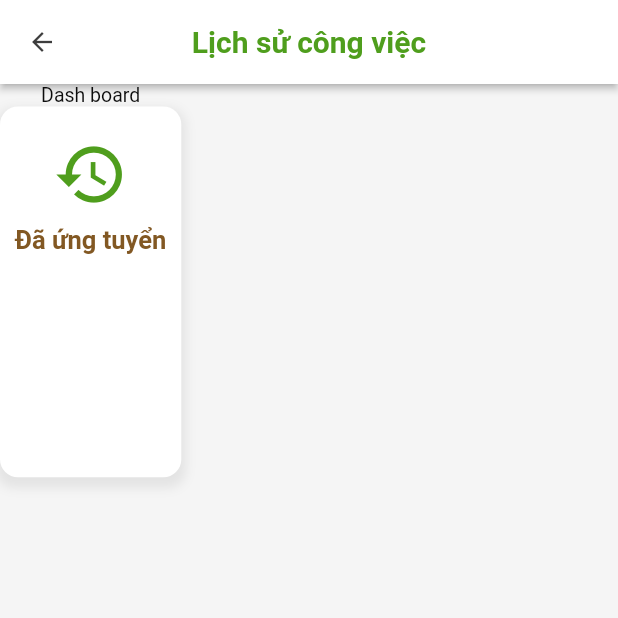
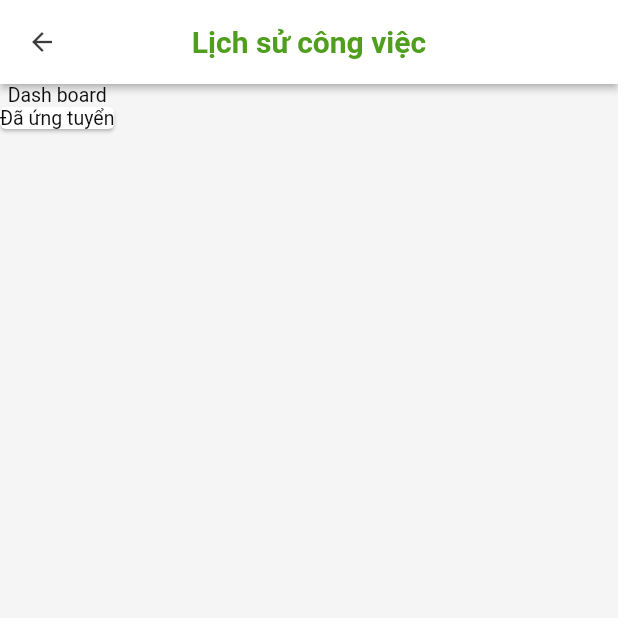
Before and after one commit to Capstone-MYRAY/MYRAY-MOBILE, a Flutter app: the HistoryJobHomeView screen opened by its route, on a phone screen of 412 x 824 dp, the top half of it. Run offline on Flutter 3.47's test engine with Material 2 defaults, Android fonts, the phone set to English and light mode, and no system bars; our stand-ins replace dotted_border, dropdown_search, extended_masked_text, firebase_auth, firebase_core, firebase_messaging and 17 more; missing offline and left inert: comment_box, filter_list, flutter_config, images_picker, jwt_decode, signalr_netcore and 1 more; accounts and stored records are empty.

Commit message:
fix expired day

```diff
--- a/lib/app/data/models/day_off/day_off.dart
+++ b/lib/app/data/models/day_off/day_off.dart
@@ -9,8 +9,8 @@ class DayOff{
   @JsonKey(name: 'date')
   DateTime date;
 
-  @JsonKey(name: 'created_date_job')
-  DateTime? createdDateJob;
+  @JsonKey(name: 'created_date')
+  DateTime? createdDate;
 
   @JsonKey(name: 'salary')
   num salary;
@@ -48,7 +48,7 @@ class DayOff{
     required this.appliedJobId,
     required this.appliedJobTitle,
     this.reason,
-    this.createdDateJob,
+    this.createdDate,
     required this.accountId,
     required this.fullname,
     required this.phoneNumber
--- a/lib/app/modules/applied_job/controllers/applied_job_controller.dart
+++ b/lib/app/modules/applied_job/controllers/applied_job_controller.dart
@@ -291,7 +291,10 @@ class AppliedJobController extends GetxController
 
         Future.delayed(const Duration(milliseconds: 1200), () {
           if (result!) {
-            EasyLoading.showSuccess('Cập nhật thành công !');
+             CustomSnackbar.show(
+                title: "Thành công",
+                message: 'Cập nhật yêu cầu gia hạn thất bại',
+                backgroundColor: AppColors.primaryColor);
             Future.delayed(const Duration(milliseconds: 1000), () {
               onRefreshExtendPage();
               EasyLoading.dismiss();
--- a/lib/app/modules/applied_job/widgets/farmer_onLeave/farmer_onLeave_list.dart
+++ b/lib/app/modules/applied_job/widgets/farmer_onLeave/farmer_onLeave_list.dart
@@ -58,7 +58,7 @@ class FarmerOnLeaveList extends StatelessWidget{
                         margin: const EdgeInsets.only(top: 15, bottom: 15),
                         child: FarmerOnLeaveCard(
                             job: dayOff.appliedJobTitle,
-                            submitDate: dayOff.createdDateJob ?? DateTime.now(),
+                            submitDate: dayOff.createdDate ?? DateTime.now(),
                             dayOffDate: dayOff.date,
                             numOfOnleaveDays: 3,
                             reason: dayOff.reason ?? 'Không có lý do',
@@ -99,9 +99,9 @@ class FarmerOnLeaveList extends StatelessWidget{
                                             SizedBox(width: Get.width * 0.07),
                                             Expanded(
                                               child: Text(
-                                                dayOff.createdDateJob != null
+                                                dayOff.createdDate != null
                                                     ? Utils.formatddMMyyyy(
-                                                        dayOff.createdDateJob!)
+                                                        dayOff.createdDate!)
                                                     : 'Đang cập nhật',
                                                 style: Get.textTheme.bodyText2!
                                                     .copyWith(
--- a/lib/app/modules/history_job/views/history_job_home_view.dart
+++ b/lib/app/modules/history_job/views/history_job_home_view.dart
@@ -19,10 +19,9 @@ class HistoryJobHomeView extends StatelessWidget {
           children: [
             Text('Dash board'),
             Container(
-              height: Get.height * 0.3,
-              child: CardFunction(title: 'Đã ứng tuyển', icon: Icons.history, onTap: (){
-
-              }),
+              child: Card(
+                child: Text('Đã ứng tuyển'),
+              ),
             ),
             // CardFunction(title: 'Đã làm việc', icon: Icons.history, onTap: (){
             //   Get.toNamed(Routes.farmerHistoryJob);
--- a/lib/app/modules/home/controllers/farmer_home_controller.dart
+++ b/lib/app/modules/home/controllers/farmer_home_controller.dart
@@ -29,7 +29,7 @@ class FarmerHomeController extends GetxController {
   getExpiredDate(DateTime publishedDate, int numberPublishDate) {
     var publishDate = publishedDate.toLocal();
     var expiredDate = DateTime(publishDate.year, publishDate.month,
-        publishDate.day + numberPublishDate - 1);
+        publishDate.day + numberPublishDate);
     return expiredDate;
   }
 
--- a/lib/app/modules/home/controllers/farmer_job_post_detail_controller.dart
+++ b/lib/app/modules/home/controllers/farmer_job_post_detail_controller.dart
@@ -81,7 +81,7 @@ class FarmerJobPostDetailController extends GetxController with MessageService {
   getExpiredDate(DateTime publishedDate, int numberPublishDate) {
     var publishDate = publishedDate.toLocal();
     var expiredDate = DateTime(publishDate.year, publishDate.month,
-        publishDate.day + numberPublishDate - 1);
+        publishDate.day + numberPublishDate);
     return expiredDate;
   }
 
--- a/lib/app/shared/widgets/buttons/filled_button.dart
+++ b/lib/app/shared/widgets/buttons/filled_button.dart
@@ -27,7 +27,7 @@ class FilledButton extends StatelessWidget {
         style: ElevatedButton.styleFrom(
           minimumSize: Size(minWidth, minHeight),
           padding: padding,
-          // backgroundColor: color,
+          backgroundColor: color,
         ),
         child: Text(title),
       ),
--- a/lib/app/shared/widgets/farmer_details/farmer_avatar_info.dart
+++ b/lib/app/shared/widgets/farmer_details/farmer_avatar_info.dart
@@ -106,7 +106,7 @@ class FarmerAvatarInfo extends StatelessWidget {
               vertical: 8.0,
             ),
             backgroundColor: Colors.transparent,
-            // foregroundColor: AppColors.errorColor,
+            foregroundColor: AppColors.errorColor,
             shape: RoundedRectangleBorder(
               side: const BorderSide(color: AppColors.errorColor),
               borderRadius: BorderRadius.circular(CommonConstants.borderRadius),
@@ -125,8 +125,8 @@ class FarmerAvatarInfo extends StatelessWidget {
           padding: const EdgeInsets.symmetric(
             vertical: 8.0,
           ),
-          // backgroundColor: AppColors.errorColor,
-          // foregroundColor: AppColors.white,
+          backgroundColor: AppColors.errorColor,
+          foregroundColor: AppColors.white,
         ),
         onPressed: onFavoriteToggle,
       ),
```
Also changed, not shown: lib/app/data/models/day_off/day_off.g.dart, pubspec.lock.
